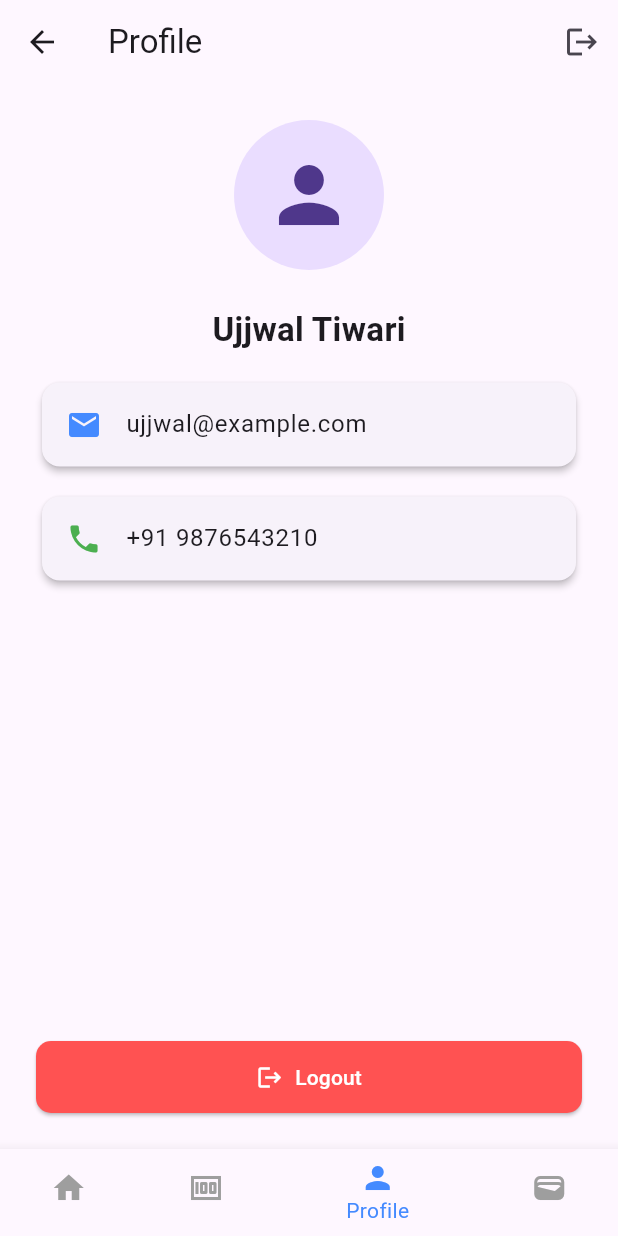
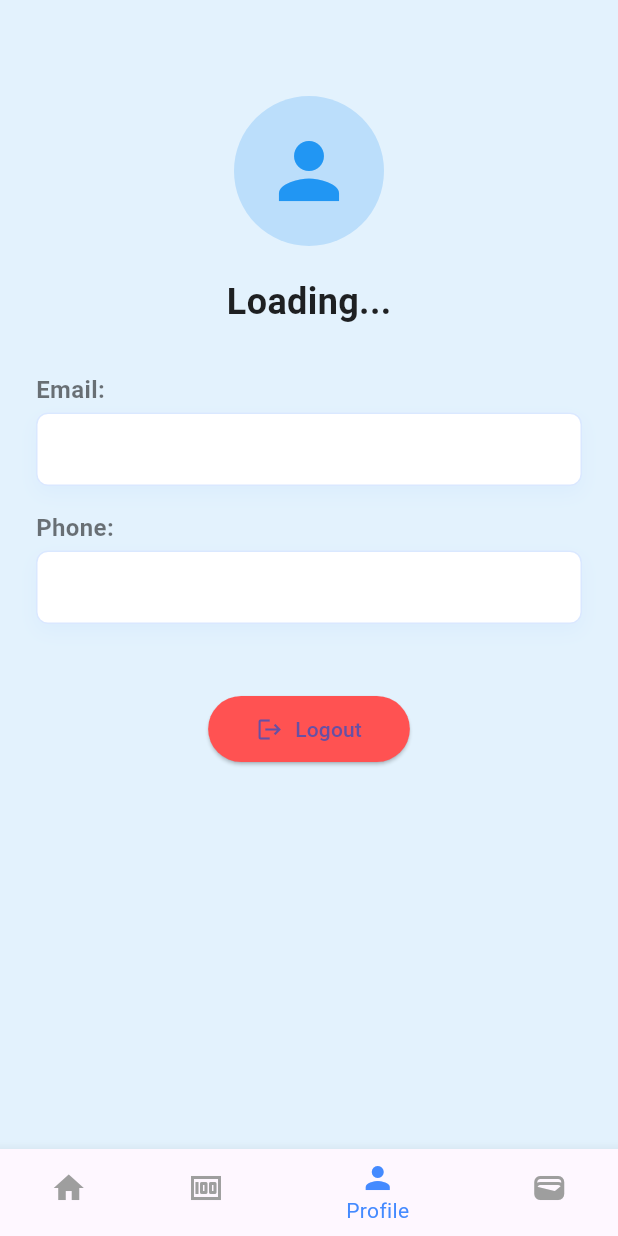
Before and after one commit to Monoartiam99/EarnApp, a Flutter app: the screen it shows once a user with an empty profile is signed in, item 3 of the bottom bar chosen, on a phone screen of 412 x 824 dp. Run offline on Flutter 3.47's test engine with Material 3 defaults, Android fonts, the phone set to English and light mode, and no system bars; our stand-ins replace cloud_firestore, firebase_auth, firebase_core, flutter_fortune_wheel, shared_preferences; missing offline and left inert: scratcher; accounts and stored records are empty.

Commit message:
Profile page updated

```diff
--- a/lib/profile_screen.dart
+++ b/lib/profile_screen.dart
@@ -1,102 +1,171 @@
+import 'package:cloud_firestore/cloud_firestore.dart';
+import 'package:firebase_auth/firebase_auth.dart';
 import 'package:flutter/material.dart';
-import 'package:firebase_auth/firebase_auth.dart'; // Add this import
+import 'auth_screen.dart';
 
-class ProfileScreen extends StatelessWidget {
-  // Replace these with actual user data from Firebase or your backend
-  final String userName = "Ujjwal Tiwari";
-  final String email = "ujjwal@example.com";
-  final String phone = "+91 9876543210";
-  final String profilePicUrl = ""; // Add a URL or leave empty for placeholder
-
+class ProfileScreen extends StatefulWidget {
   const ProfileScreen({super.key});
 
-  void _logout(BuildContext context) async {
-    await FirebaseAuth.instance.signOut(); // Firebase logout
-    Navigator.of(context).pushReplacementNamed('/login'); // Navigate to login
+  @override
+  State<ProfileScreen> createState() => _ProfileScreenState();
+}
+
+class _ProfileScreenState extends State<ProfileScreen> {
+  String name = '';
+  String email = '';
+  String phone = '';
+  bool isLoading = true;
+
+  @override
+  void initState() {
+    super.initState();
+    fetchUserData();
+  }
+
+  Future<void> fetchUserData() async {
+    try {
+      final user = FirebaseAuth.instance.currentUser;
+      if (user != null) {
+        final doc = await FirebaseFirestore.instance
+            .collection('users')
+            .doc(user.uid)
+            .get();
+
+        if (doc.exists) {
+          final data = doc.data() as Map<String, dynamic>;
+          setState(() {
+            name = data['name'] ?? 'No Name';
+            email = data['email'] ?? 'No Email';
+            phone = data['phone'] ?? 'No Phone';
+            isLoading = false;
+          });
+        } else {
+          setState(() {
+            name = 'No data found';
+            isLoading = false;
+          });
+        }
+      }
+    } catch (e) {
+      print("Error: $e");
+      setState(() {
+        name = 'Error loading data';
+        isLoading = false;
+      });
+    }
+  }
+
+  void logout() async {
+    await FirebaseAuth.instance.signOut();
+    Navigator.of(context).pushAndRemoveUntil(
+      MaterialPageRoute(builder: (context) => const AuthScreen()),
+          (route) => false,
+    );
   }
 
   @override
   Widget build(BuildContext context) {
     return Scaffold(
-      appBar: AppBar(
-        title: Text("Profile"),
-        leading: IconButton(
-          icon: Icon(Icons.arrow_back),
-          onPressed: () => Navigator.of(context).pop(),
-          tooltip: 'Back',
-        ),
-        actions: [
-          IconButton(
-            icon: Icon(Icons.logout),
-            tooltip: 'Logout',
-            onPressed: () => _logout(context),
-          ),
-        ],
-      ),
-      body: Padding(
-        padding: const EdgeInsets.all(24.0),
+      backgroundColor: Colors.blue[50],
+      body: SafeArea(
+        child: SingleChildScrollView(
+          padding: const EdgeInsets.all(24),
           child: Column(
-          crossAxisAlignment: CrossAxisAlignment.center,
+            crossAxisAlignment: CrossAxisAlignment.start,
             children: [
-            // Profile Picture
+              const SizedBox(height: 40),
               Center(
                 child: CircleAvatar(
                   radius: 50,
-                backgroundImage: profilePicUrl.isNotEmpty
-                    ? NetworkImage(profilePicUrl)
-                    : null,
-                child: profilePicUrl.isEmpty
-                    ? Icon(Icons.person, size: 60)
-                    : null,
+                  backgroundColor: Colors.blue[100],
+                  child: const Icon(Icons.person, size: 60, color: Colors.blue),
                 ),
               ),
-            SizedBox(height: 24),
-            // Name
-            Text(
-              userName,
-              style: TextStyle(fontSize: 22, fontWeight: FontWeight.bold),
-            ),
-            SizedBox(height: 16),
-            // Email Box
-            Card(
-              elevation: 2,
-              shape: RoundedRectangleBorder(borderRadius: BorderRadius.circular(12)),
-              child: ListTile(
-                leading: Icon(Icons.email, color: Colors.blueAccent),
-                title: Text(email),
+              const SizedBox(height: 20),
+              Center(
+                child: Text(
+                  name.isNotEmpty ? name : 'Loading...',
+                  style: const TextStyle(
+                    fontSize: 24,
+                    fontWeight: FontWeight.bold,
+                    color: Colors.black87,
                   ),
                 ),
-            SizedBox(height: 12),
-            // Phone Box
-            Card(
-              elevation: 2,
-              shape: RoundedRectangleBorder(borderRadius: BorderRadius.circular(12)),
-              child: ListTile(
-                leading: Icon(Icons.phone, color: Colors.green),
-                title: Text(phone),
+              ),
+              const SizedBox(height: 30),
+
+              isLoading
+                  ? const Center(child: CircularProgressIndicator())
+                  : Column(
+                crossAxisAlignment: CrossAxisAlignment.start,
+                children: [
+                  profileItem("Email", email),
+                  profileItem("Phone", phone),
+                ],
+              ),
+
+              const SizedBox(height: 30),
+              Center(
+                child: ElevatedButton.icon(
+                  onPressed: logout,
+                  icon: const Icon(Icons.logout),
+                  label: const Text("Logout"),
+                  style: ElevatedButton.styleFrom(
+                    backgroundColor: Colors.redAccent,
+                    padding: const EdgeInsets.symmetric(
+                      horizontal: 32,
+                      vertical: 12,
                     ),
                   ),
-            Spacer(),
-            // Logout Button
-            SizedBox(
-              width: double.infinity,
-              child: ElevatedButton.icon(
-                icon: Icon(Icons.logout),
-                label: Text("Logout"),
-                style: ElevatedButton.styleFrom(
-                  backgroundColor: Colors.redAccent,
-                  foregroundColor: Colors.white,
-                  padding: EdgeInsets.symmetric(vertical: 14),
-                  shape: RoundedRectangleBorder(
-                    borderRadius: BorderRadius.circular(10),
-                  ),
-                ),
-                onPressed: () => _logout(context),
                 ),
               ),
             ],
           ),
         ),
+      ),
+    );
+  }
+
+  Widget profileItem(String title, String value) {
+    return Padding(
+      padding: const EdgeInsets.only(bottom: 16),
+      child: Column(
+        crossAxisAlignment: CrossAxisAlignment.start,
+        children: [
+          Text(
+            "$title:",
+            style: const TextStyle(
+              fontSize: 16,
+              fontWeight: FontWeight.w600,
+              color: Colors.black54,
+            ),
+          ),
+          const SizedBox(height: 4),
+          Container(
+            width: double.infinity,
+            padding: const EdgeInsets.all(12),
+            decoration: BoxDecoration(
+              color: Colors.white,
+              border: Border.all(color: Colors.blueAccent.withOpacity(0.2)),
+              borderRadius: BorderRadius.circular(8),
+              boxShadow: [
+                BoxShadow(
+                  color: Colors.blueAccent.withOpacity(0.05),
+                  blurRadius: 10,
+                  offset: const Offset(0, 5),
+                ),
+              ],
+            ),
+            child: Text(
+              value,
+              style: const TextStyle(
+                fontSize: 16,
+                color: Colors.black87,
+              ),
+            ),
+          ),
+        ],
+      ),
     );
   }
 }
--- a/pubspec.yaml
+++ b/pubspec.yaml
@@ -13,6 +13,7 @@ dependencies:
   cupertino_icons: ^1.0.8
   firebase_auth: ^4.17.1
   firebase_core: ^2.30.1
+  cloud_firestore: ^4.17.3
   scratcher: ^2.0.0
   flutter_fortune_wheel: ^1.2.0
   shared_preferences: ^2.2.2
```
Also changed, not shown: lib/auth_screen.dart (+101 -118 lines), pubspec.lock. Lines whose indentation alone changed are shown as unchanged.
